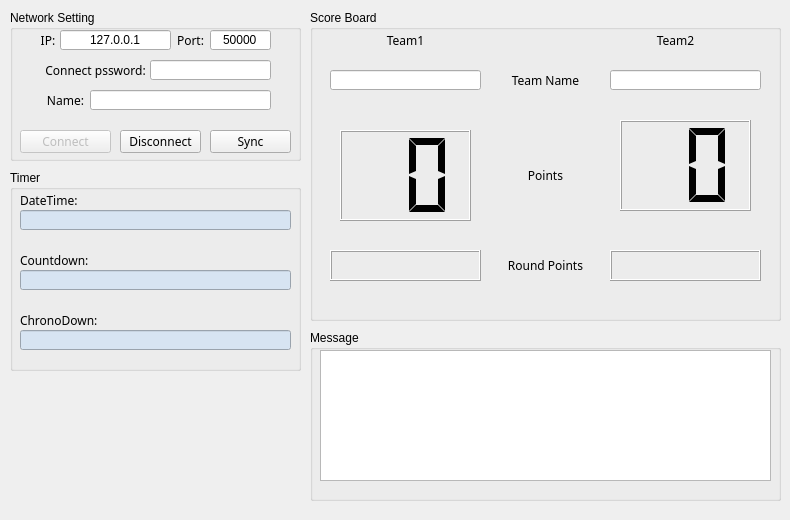
Old version of the form eSST_Reciver_Gui/view/network_view.ui in the repository RuiChen0101/eSports-Stream-Tools.
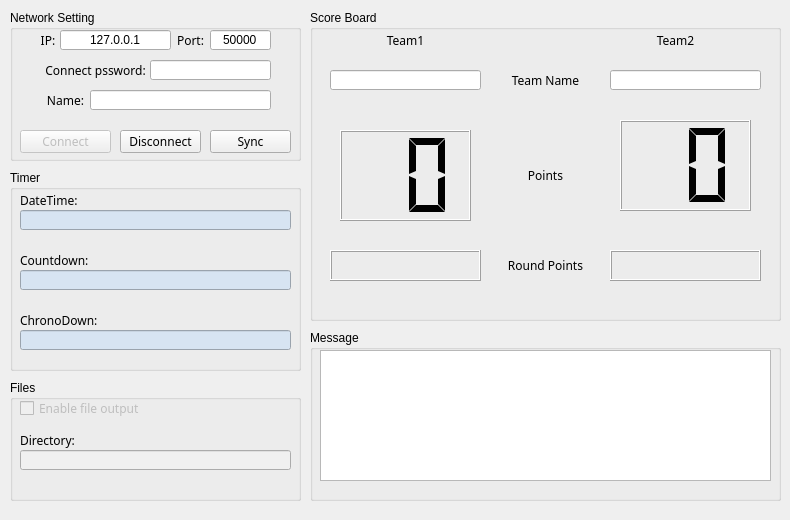
New version of the form.

Commit message: revicer file output

What changed in the file:
```diff
--- a/eSST_Reciver_Gui/view/network_view.ui
+++ b/eSST_Reciver_Gui/view/network_view.ui
@@ -700,6 +700,86 @@
     </property>
    </widget>
   </widget>
+  <widget class="QGroupBox" name="file_group">
+   <property name="geometry">
+    <rect>
+     <x>10</x>
+     <y>380</y>
+     <width>291</width>
+     <height>121</height>
+    </rect>
+   </property>
+   <property name="title">
+    <string>Files</string>
+   </property>
+   <widget class="QCheckBox" name="file_output_check">
+    <property name="enabled">
+     <bool>false</bool>
+    </property>
+    <property name="geometry">
+     <rect>
+      <x>10</x>
+      <y>20</y>
+      <width>121</width>
+      <height>16</height>
+     </rect>
+    </property>
+    <property name="font">
+     <font>
+      <family>Microsoft JhengHei</family>
+     </font>
+    </property>
+    <property name="text">
+     <string>Enable file output</string>
+    </property>
+   </widget>
+   <widget class="QLineEdit" name="output_file_dir">
+    <property name="enabled">
+     <bool>true</bool>
+    </property>
+    <property name="geometry">
+     <rect>
+      <x>10</x>
+      <y>70</y>
+      <width>271</width>
+      <height>20</height>
+     </rect>
+    </property>
+    <property name="styleSheet">
+     <string notr="true">background-color: rgb(240, 240, 240);</string>
+    </property>
+    <property name="text">
+     <string/>
+    </property>
+    <property name="alignment">
+     <set>Qt::AlignCenter</set>
+    </property>
+    <property name="readOnly">
+     <bool>true</bool>
+    </property>
+   </widget>
+   <widget class="QLabel" name="label_13">
+    <property name="geometry">
+     <rect>
+      <x>10</x>
+      <y>50</y>
+      <width>61</width>
+      <height>21</height>
+     </rect>
+    </property>
+    <property name="font">
+     <font>
+      <family>Microsoft JhengHei</family>
+     </font>
+    </property>
+    <property name="text">
+     <string>Directory:</string>
+    </property>
+    <property name="alignment">
+     <set>Qt::AlignLeading|Qt::AlignLeft|Qt::AlignVCenter</set>
+    </property>
+   </widget>
+  </widget>
  </widget>
  <resources/>
  <connections/>
```
Left out of the diff: 6 changed lines with no effect on the pictures. The commit also changes 6 other files.
